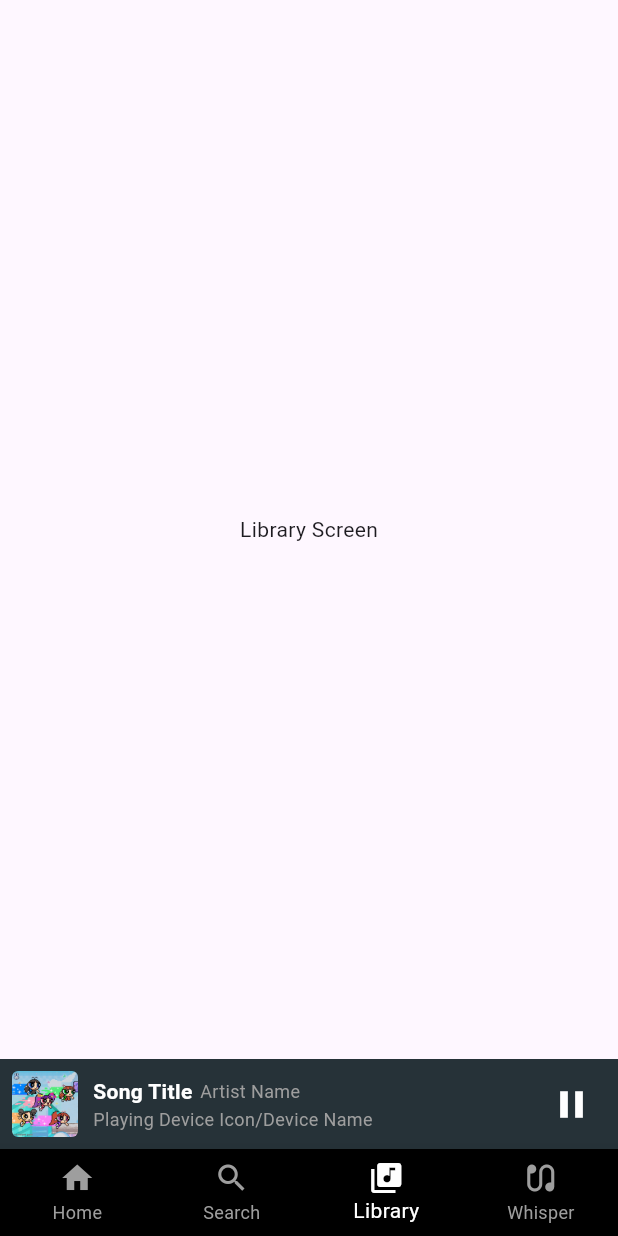
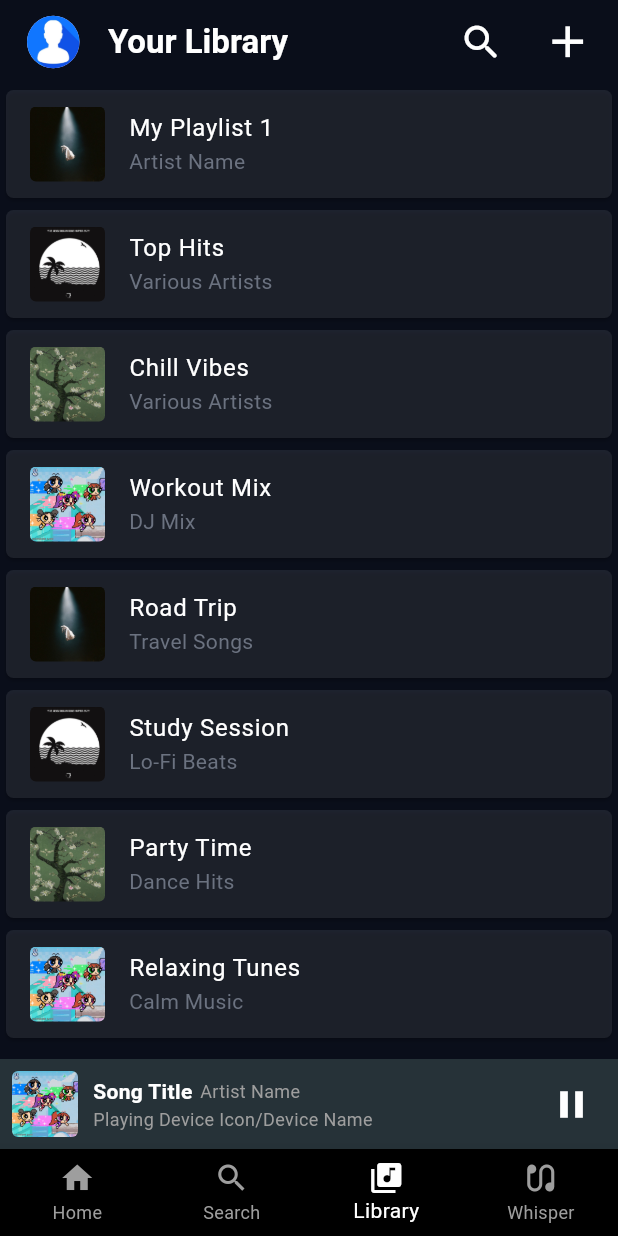
Before and after one commit to WickramaarachchiBS/Vespera---Music-and-Song-Recognition-App, a Flutter app: the screen it shows after launch, item 3 of the bottom bar chosen, on a phone screen of 412 x 824 dp. Run offline on Flutter 3.47's test engine with Material 3 defaults, Android fonts, the phone set to English and light mode, and no system bars.

Commit message:
Add library screen UI with playlist list
Implemented a new library screen featuring a scrollable list of sample playlists, each with a title, artist, and image. Added a new asset image (errorLoading.jpg) and created a placeholder component file (lib_screen_item.dart) for future use. Updated the app bar with profile, search, and add buttons, and applied custom colors from AppColors.

```diff
--- a/lib/screens/library_screen.dart
+++ b/lib/screens/library_screen.dart
@@ -1,4 +1,5 @@
 import 'package:flutter/material.dart';
+import 'package:vespera/colors.dart';
 
 class LibraryScreen extends StatefulWidget {
   const LibraryScreen({super.key});
@@ -8,8 +9,99 @@ class LibraryScreen extends StatefulWidget {
 }
 
 class _LibraryScreenState extends State<LibraryScreen> {
+  // Sample list of songs/playlists
+  final List<Map<String, String>> playlists = [
+    {'title': 'My Playlist 1', 'artist': 'Artist Name', 'imagePath': 'assets/dandelion.jpg'},
+    {'title': 'Top Hits', 'artist': 'Various Artists', 'imagePath': 'assets/daddyIssues.jpg'},
+    {'title': 'Chill Vibes', 'artist': 'Various Artists', 'imagePath': 'assets/her.jpg'},
+    {'title': 'Workout Mix', 'artist': 'DJ Mix', 'imagePath': 'assets/newJeans.jpg'},
+    {'title': 'Road Trip', 'artist': 'Travel Songs', 'imagePath': 'assets/dandelion.jpg'},
+    {'title': 'Study Session', 'artist': 'Lo-Fi Beats', 'imagePath': 'assets/daddyIssues.jpg'},
+    {'title': 'Party Time', 'artist': 'Dance Hits', 'imagePath': 'assets/her.jpg'},
+    {'title': 'Relaxing Tunes', 'artist': 'Calm Music', 'imagePath': 'assets/newJeans.jpg'},
+  ];
+
   @override
   Widget build(BuildContext context) {
-    return Center(child: Text('Library Screen'));
+    return Scaffold(
+      backgroundColor: AppColors.backgroundDark,
+      appBar: AppBar(
+        backgroundColor: AppColors.backgroundDark,
+        title: const Text(
+          'Your Library',
+          style: TextStyle(fontWeight: FontWeight.bold, fontSize: 22, color: AppColors.textPrimary),
+        ),
+        leading: Container(
+          margin: const EdgeInsets.only(left: 15.0),
+          child: Padding(
+            padding: const EdgeInsets.symmetric(horizontal: 3.0),
+            child: CircleAvatar(backgroundImage: AssetImage('assets/profilePic.jpg')),
+          ),
+        ),
+        actions: [
+          Row(
+            children: [
+              Container(
+                margin: EdgeInsets.only(right: 8.0),
+                child: IconButton(
+                  //USE A CUSTOM ICON FOR THIS
+                  icon: const Icon(Icons.search_rounded, size: 30, color: AppColors.textPrimary),
+                  // Handle settings button press
+                  onPressed: () {},
+                ),
+              ),
+              Container(
+                margin: EdgeInsets.only(right: 8.0),
+                child: IconButton(
+                  //USE A CUSTOM ICON FOR THIS
+                  icon: const Icon(Icons.add, size: 35, color: AppColors.textPrimary),
+                  // Handle settings button press
+                  onPressed: () {},
+                ),
+              ),
+            ],
+          ),
+        ],
+      ),
+      body: SingleChildScrollView(
+        child: Column(
+          children: [
+            ListView.builder(
+              shrinkWrap: true,
+              physics: const NeverScrollableScrollPhysics(),
+              itemCount: playlists.length,
+              itemBuilder: (context, index) {
+                return Card(
+                  shape: RoundedRectangleBorder(borderRadius: BorderRadius.circular(5.0)),
+                  color: AppColors.textMuted.withOpacity(0.2),
+                  margin: const EdgeInsets.symmetric(horizontal: 4.0, vertical: 4.0),
+                  child: ListTile(
+                    style: ListTileStyle.drawer,
+                    // ADD DYNAMIC IMAGES FOR EACH PLAYLIST
+                    leading: ClipRRect(
+                      borderRadius: BorderRadius.circular(4.0),
+                      child: Image.asset(
+                        playlists[index]['imagePath']!,
+                        width: 50,
+                        height: 50,
+                        fit: BoxFit.cover,
+                      ),
+                    ),
+                    title: Text(
+                      playlists[index]['title']!,
+                      style: TextStyle(color: AppColors.textPrimary),
+                    ),
+                    subtitle: Text(
+                      playlists[index]['artist']!,
+                      style: TextStyle(color: AppColors.textMuted),
+                    ),
+                  ),
+                );
+              },
+            ),
+          ],
+        ),
+      ),
+    );
   }
 }
```
Also changed, not shown: assets/errorLoading.jpg (added), lib/components/lib_screen_item.dart (added).
